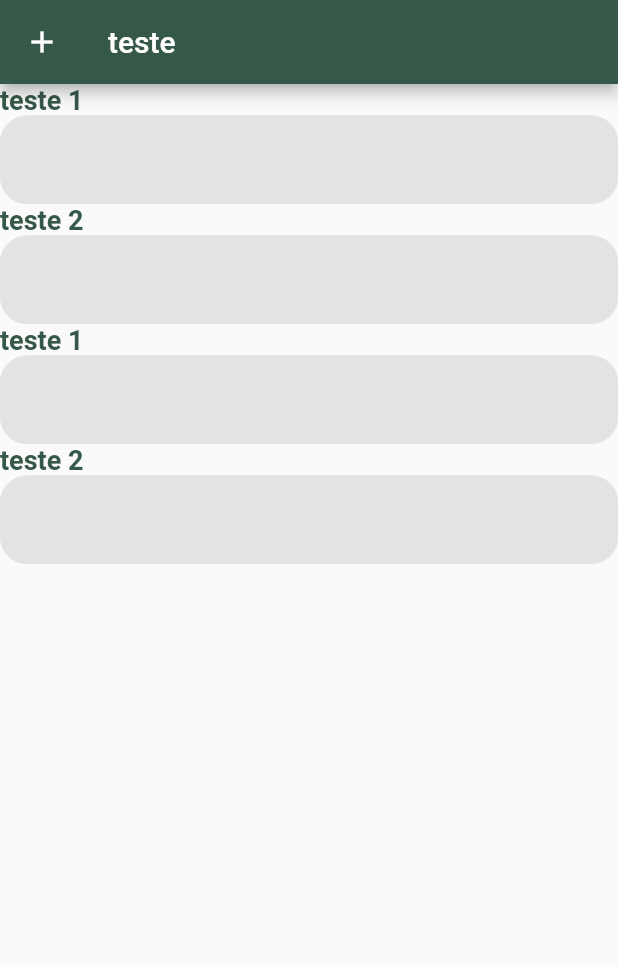
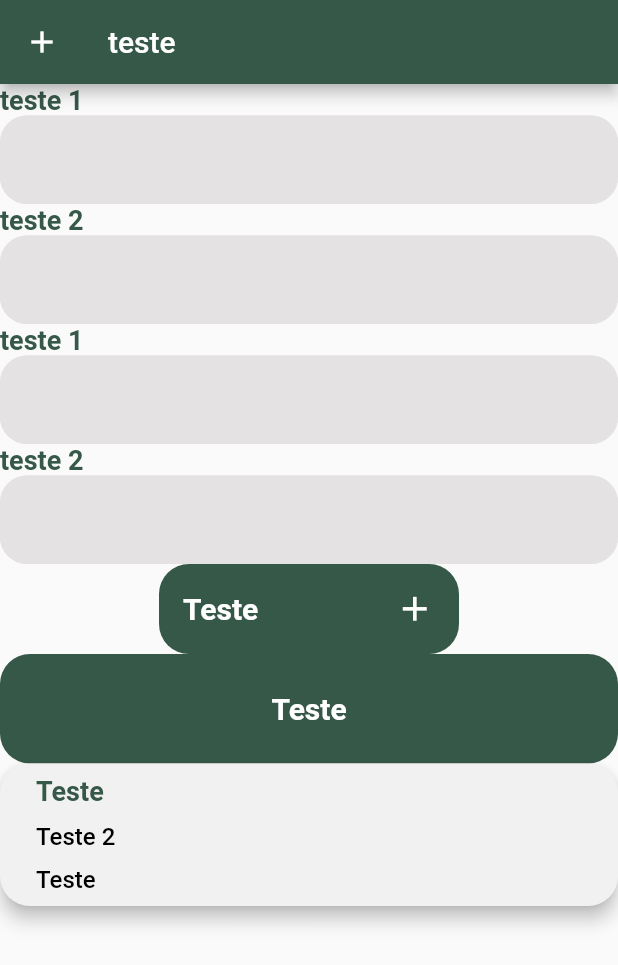
Before and after one commit to denym123/Projeto-Cadastro-Offline, a Flutter app: the screen it shows after launch, on a phone screen of 412 x 824 dp. Shown: the top 965 px of the screen. Run offline on Flutter 3.47's test engine with Material 2 defaults, Android fonts, the phone set to English and light mode, and no system bars; our stand-ins replace flutter_modular, mobx; generated files the repository leaves out were written again.

Commit message:
finalizando todos os componentes

```diff
--- a/lib/app/modules/auth/auth_page.dart
+++ b/lib/app/modules/auth/auth_page.dart
@@ -1,4 +1,7 @@
 import 'package:cadastro_offline/app/modules/auth/auth_store.dart';
+import 'package:cadastro_offline/app/shared/components/filledbutton_component.dart';
+import 'package:cadastro_offline/app/shared/components/filledsmallbutton_component.dart';
+import 'package:cadastro_offline/app/shared/components/generictile_component.dart';
 import 'package:cadastro_offline/app/shared/components/inputtext_component.dart';
 import 'package:flutter/material.dart';
 import 'package:flutter_modular/flutter_modular.dart';
@@ -56,6 +59,26 @@ class _AuthPageState extends State<AuthPage> {
               debugPrint(val);
             },
           ),
+          FilledSmallButton(
+              icon: Icon(Icons.add),
+              label: 'Teste',
+              onTap: () {
+                debugPrint("teste");
+              }),
+          FilledButtonComponent(
+            label: "Teste",
+            onTap: () {
+              debugPrint("teste");
+            },
+          ),
+          GenericTileComponent(
+            firstText: "Teste",
+            secondText: "Teste 2",
+            thirdText: "Teste",
+            onTap: () {
+              debugPrint("teste");
+            },
+          ),
         ],
       ),
     );
--- /dev/null
+++ b/lib/app/shared/components/filledbutton_component.dart
@@ -0,0 +1,31 @@
+import 'package:flutter/material.dart';
+class FilledButtonComponent extends StatelessWidget {
+  const FilledButtonComponent({super.key,
+    required this.label,
+    required this.onTap});
+
+  final String label;
+  final Function() onTap;
+
+
+  @override
+  Widget build(BuildContext context) {
+    return  FilledButton(
+      onPressed: onTap,
+      style: ButtonStyle(
+        fixedSize: MaterialStateProperty.all(const Size(double.maxFinite, 73)),
+        shape: MaterialStateProperty.all(
+            RoundedRectangleBorder(borderRadius: BorderRadius.circular(20))),
+        backgroundColor:
+        MaterialStateProperty.all(Theme.of(context).primaryColor),
+      ),
+      child: Text(
+        label,
+        style: const TextStyle(
+          fontWeight: FontWeight.bold,
+          fontSize: 20,
+        ),
+      ),
+    );
+  }
+}
--- /dev/null
+++ b/lib/app/shared/components/filledsmallbutton_component.dart
@@ -0,0 +1,40 @@
+import 'package:flutter/material.dart';
+
+class FilledSmallButton extends StatelessWidget {
+  const FilledSmallButton(
+      {super.key,
+      required this.label,
+      required this.icon,
+      required this.onTap});
+
+  final String label;
+  final Icon icon;
+  final Function() onTap;
+
+  @override
+  Widget build(BuildContext context) {
+    return FilledButton(
+      onPressed: onTap,
+      style: ButtonStyle(
+        fixedSize: MaterialStateProperty.all(const Size(200, 60)),
+        shape: MaterialStateProperty.all(
+            RoundedRectangleBorder(borderRadius: BorderRadius.circular(20))),
+        backgroundColor:
+            MaterialStateProperty.all(Theme.of(context).primaryColor),
+      ),
+      child: Row(
+        mainAxisAlignment: MainAxisAlignment.spaceBetween,
+        children: [
+          Text(
+            label,
+            style: const TextStyle(
+              fontWeight: FontWeight.bold,
+              fontSize: 20,
+            ),
+          ),
+          const Icon(Icons.add, size: 27,)
+        ],
+      ),
+    );
+  }
+}
--- /dev/null
+++ b/lib/app/shared/components/generictile_component.dart
@@ -0,0 +1,61 @@
+import 'package:flutter/material.dart';
+
+class GenericTileComponent extends StatelessWidget {
+  const GenericTileComponent(
+      {super.key,
+      required this.firstText,
+      required this.secondText,
+      required this.thirdText, required this.onTap});
+
+  final String firstText;
+  final String secondText;
+  final String thirdText;
+  final Function() onTap;
+
+  @override
+  Widget build(BuildContext context) {
+    return Container(
+      color: Colors.transparent,
+      width: double.maxFinite,
+      child: ElevatedButton(
+        style: ButtonStyle(
+          elevation: MaterialStateProperty.all(5),
+          alignment: Alignment.centerLeft,
+            backgroundColor: MaterialStateProperty.all(
+                Theme.of(context).cardColor),
+            shape: MaterialStateProperty.all(RoundedRectangleBorder(
+                borderRadius: BorderRadius.circular(20)))),
+        onPressed: onTap,
+        child: Padding(
+          padding: const EdgeInsets.all(8.0),
+          child: Column(
+            crossAxisAlignment: CrossAxisAlignment.start,
+              mainAxisAlignment: MainAxisAlignment.spaceAround,
+              children: [
+                Text(
+                  firstText,
+                  style: TextStyle(
+                      fontSize: 18,
+                      fontWeight: FontWeight.bold,
+                      color: Theme.of(context).primaryColor),
+                ),
+                const SizedBox(
+                  height: 10,
+                ),
+                Text(
+                  secondText,
+                  style: TextStyle(fontSize: 16, color: Colors.black),
+                ),
+                const SizedBox(
+                  height: 10,
+                ),
+                Text(
+                  thirdText,
+                  style: TextStyle(fontSize: 16, color: Colors.black),
+                ),
+              ]),
+        ),
+      ),
+    );
+  }
+}
--- a/lib/app_widget.dart
+++ b/lib/app_widget.dart
@@ -3,11 +3,15 @@ import 'package:flutter/material.dart';
 import 'package:flutter_modular/flutter_modular.dart';
 
 class AppWidget extends StatelessWidget {
-  Widget build(BuildContext context){
+  Widget build(BuildContext context) {
     Modular.setInitialRoute("/auth/");
     return MaterialApp.router(
       title: 'Cadastro Offline',
-      theme: ThemeData(primaryColor: Color(0xff365848), inputDecorationTheme: InputDecorationTheme(fillColor: Color(0xffE4E2E2)) ,
+      theme: ThemeData(
+        primaryColor: const Color(0xff365848),
+        inputDecorationTheme:
+            const InputDecorationTheme(fillColor: Color(0xffE4E2E2)),
+        cardColor: const Color(0xffF2F1F1)
       ),
       routerConfig: Modular.routerConfig,
     );
```
Also changed, not shown: lib/app/shared/components/title_component.dart (added).
